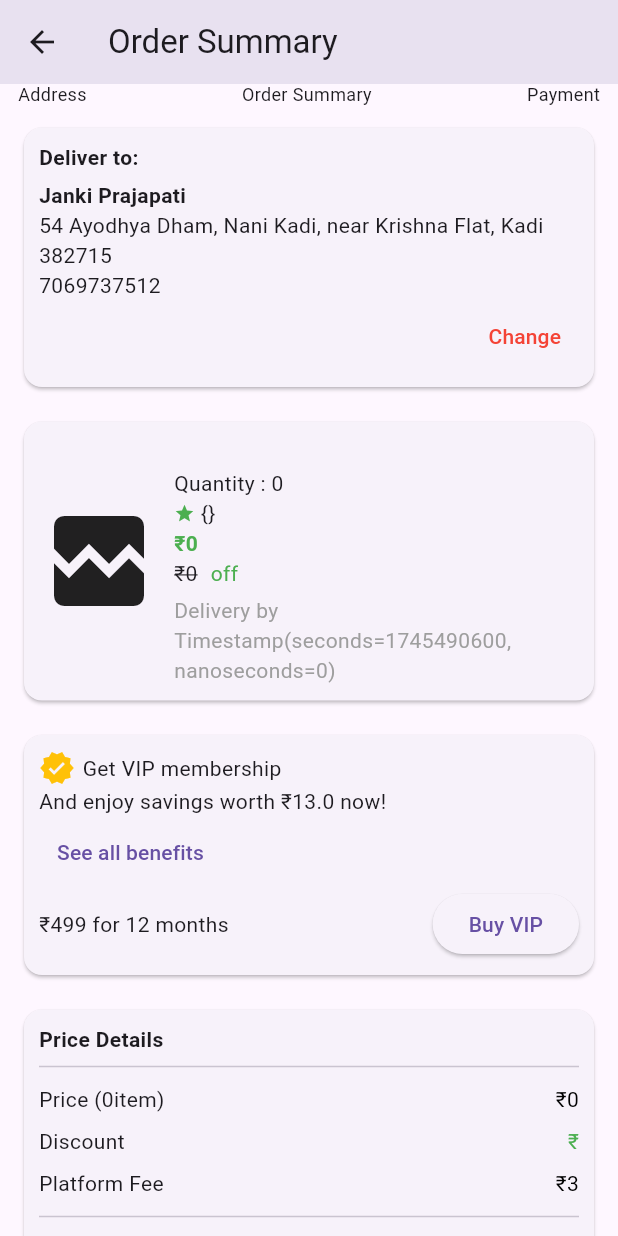
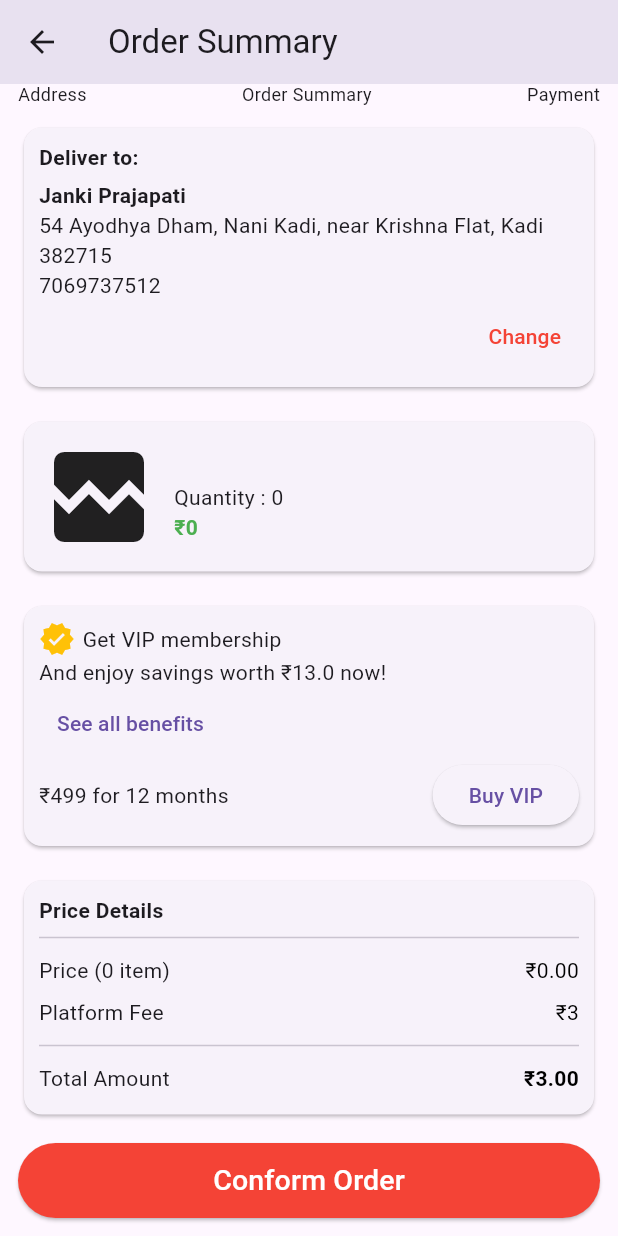
Before and after one commit to Mihir-prajapati685/flutterEcommerceApp, a Flutter app: the Oredersummary screen opened directly with empty values, scrolled down 38 dp, on a phone screen of 412 x 824 dp. Run offline on Flutter 3.47's test engine with Material 3 defaults, Android fonts, the phone set to English and light mode, and no system bars; our stand-ins replace bloc, cloud_firestore, firebase_auth, firebase_core, flutter_bloc, flutter_rating_bar and 11 more; missing offline and left inert: razorpay_flutter; accounts and stored records are empty; network calls fail.

Commit message:
razerpay1

```diff
--- a/lib/presentation/ProdutBuypage/oredersummary.dart
+++ b/lib/presentation/ProdutBuypage/oredersummary.dart
@@ -1,5 +1,6 @@
 import 'package:cloud_firestore/cloud_firestore.dart';
 import 'package:ecommerce_app/presentation/ProdutBuypage/addresschange.dart';
+import 'package:ecommerce_app/presentation/mainhomescreen/UiFunction/receipt.dart';
 import 'package:flutter/material.dart';
 import 'package:razorpay_flutter/razorpay_flutter.dart';
 
@@ -14,13 +15,15 @@ class Oredersummary extends StatefulWidget {
 
 class OrderSummaryScreen extends State<Oredersummary> {
   Map<String, dynamic>? productData;
-  @override
   var _razorpay = Razorpay();
 
+  @override
   void dispose() {
     _razorpay.clear();
+    super.dispose();
   }
 
+  @override
   void initState() {
     super.initState();
     _fetchProductData();
@@ -30,15 +33,17 @@ class OrderSummaryScreen extends State<Oredersummary> {
   }
 
   void _handlePaymentSuccess(PaymentSuccessResponse response) {
-    // Do something when payment succeeds
+    Navigator.push(
+        context, MaterialPageRoute(builder: (context) => ReceiptPage()));
+    // Handle success
   }
 
   void _handlePaymentError(PaymentFailureResponse response) {
-    // Do something when payment fails
+    // Handle error
   }
 
   void _handleExternalWallet(ExternalWalletResponse response) {
-    // Do something when an external wallet is selected
+    // Handle wallet
   }
 
   Future<void> _fetchProductData() async {
@@ -51,9 +56,9 @@ class OrderSummaryScreen extends State<Oredersummary> {
       setState(() {
         productData = snapshot.data();
       });
-      print("data fetch sucessfully");
+      print("data fetch successfully");
     } else {
-      print("nai aave tarathi thay e kari le");
+      print("Document does not exist");
     }
   }
 
@@ -73,7 +78,6 @@ class OrderSummaryScreen extends State<Oredersummary> {
         child: Column(
           crossAxisAlignment: CrossAxisAlignment.start,
           children: [
-            // Step Indicator
             Row(
               mainAxisAlignment: MainAxisAlignment.spaceBetween,
               children: [
@@ -83,28 +87,14 @@ class OrderSummaryScreen extends State<Oredersummary> {
               ],
             ),
             SizedBox(height: 10),
-
-            // Delivery Details
             _deliveryDetails(context),
-
             SizedBox(height: 15),
-
-            // Product Details
             _productDetails(),
-
             SizedBox(height: 15),
-
-            // VIP Membership
             _vipMembership(),
-
             SizedBox(height: 15),
-
-            // Price Details
             _priceDetails(),
-
             SizedBox(height: 15),
-
-            // Continue Button
             _continueButton(context),
           ],
         ),
@@ -112,7 +102,6 @@ class OrderSummaryScreen extends State<Oredersummary> {
     );
   }
 
-  // Step Indicator Widget
   Widget _stepIndicator(String title, bool isCompleted) {
     return Column(
       children: [
@@ -125,7 +114,6 @@ class OrderSummaryScreen extends State<Oredersummary> {
     );
   }
 
-  // Delivery Details Widget
   Widget _deliveryDetails(BuildContext context) {
     return Card(
       child: Padding(
@@ -142,16 +130,12 @@ class OrderSummaryScreen extends State<Oredersummary> {
             Align(
               alignment: Alignment.centerRight,
               child: TextButton(
-                  onPressed: () {
-                    Navigator.push(
-                        context,
-                        MaterialPageRoute(
-                            builder: (context) => Addresschange()));
-                  },
-                  child: Text(
-                    "Change",
-                    style: TextStyle(color: Colors.red),
-                  )),
+                onPressed: () {
+                  Navigator.push(context,
+                      MaterialPageRoute(builder: (context) => Addresschange()));
+                },
+                child: Text("Change", style: TextStyle(color: Colors.red)),
+              ),
             ),
           ],
         ),
@@ -159,7 +143,6 @@ class OrderSummaryScreen extends State<Oredersummary> {
     );
   }
 
-  // Product Details Widget
   Widget _productDetails() {
     if (productData == null) {
       return Center(child: CircularProgressIndicator());
@@ -171,7 +154,7 @@ class OrderSummaryScreen extends State<Oredersummary> {
         child: Row(
           children: [
             Image.network(
-              productData!['image'] ?? '', // assuming field name is 'image'
+              productData!['image'] ?? '',
               fit: BoxFit.cover,
               width: 80,
               height: 120,
@@ -189,31 +172,11 @@ class OrderSummaryScreen extends State<Oredersummary> {
                     maxLines: 1,
                     overflow: TextOverflow.ellipsis,
                   ),
-                  Text('Quantity : ${productData!['quantity'] ?? '1'}'),
-                  Row(
-                    children: [
-                      Icon(Icons.star, color: Colors.green, size: 14),
-                      Text(" ${productData!['rating'] ?? '4.0'}"),
-                    ],
-                  ),
-                  Text("₹${productData!['price'] ?? '0'}",
+                  Text(
+                      'Quantity : ${productData?['quantity']?.toString() ?? '1'}'),
+                  Text("₹${productData?['price'] ?? '0'}",
                       style: TextStyle(
                           color: Colors.green, fontWeight: FontWeight.bold)),
-                  Row(
-                    children: [
-                      Text("₹${productData!['originalPrice'] ?? '0'}",
-                          style: TextStyle(
-                              decoration: TextDecoration.lineThrough)),
-                      SizedBox(width: 5),
-                      Text("${productData!['discountPercent'] ?? '0%'} off",
-                          style: TextStyle(color: Colors.green)),
-                    ],
-                  ),
-                  SizedBox(height: 5),
-                  Text(
-                    "Delivery by ${productData!['deliveryDate'] ?? 'N/A'}",
-                    style: TextStyle(color: Colors.grey),
-                  ),
                 ],
               ),
             ),
@@ -223,7 +186,6 @@ class OrderSummaryScreen extends State<Oredersummary> {
     );
   }
 
-  // VIP Membership Widget
   Widget _vipMembership() {
     return Card(
       child: Padding(
@@ -256,9 +218,10 @@ class OrderSummaryScreen extends State<Oredersummary> {
     );
   }
 
-  // Price Details Widget
   Widget _priceDetails() {
-    var total = productData!['price'] + 3;
+    double price =
+        double.tryParse(productData?['price'].toString() ?? '0') ?? 0.0;
+    double total = price + 3;
     return Card(
       child: Padding(
         padding: EdgeInsets.all(10),
@@ -268,20 +231,18 @@ class OrderSummaryScreen extends State<Oredersummary> {
             Text("Price Details",
                 style: TextStyle(fontWeight: FontWeight.bold)),
             Divider(),
-            _priceRow("Price (${productData!['quantity'] ?? '1'}item)",
-                "₹${productData!['price'] ?? '0'}"),
-            _priceRow("Discount", "₹${productData!['discountPercent'] ?? '0'}",
-                color: Colors.green),
+            _priceRow("Price (${productData?['quantity'] ?? '1'} item)",
+                "₹${price.toStringAsFixed(2)}"),
             _priceRow("Platform Fee", "₹3"),
             Divider(),
-            _priceRow("Total Amount", "₹${total}", isBold: true),
+            _priceRow("Total Amount", "₹${total.toStringAsFixed(2)}",
+                isBold: true),
           ],
         ),
       ),
     );
   }
 
-  // Price Row Widget
   Widget _priceRow(String label, String amount,
       {bool isBold = false, Color color = Colors.black}) {
     return Padding(
@@ -299,7 +260,6 @@ class OrderSummaryScreen extends State<Oredersummary> {
     );
   }
 
-  // Continue Button Widget
   Widget _continueButton(BuildContext context) {
     return SizedBox(
       width: double.infinity,
@@ -309,21 +269,16 @@ class OrderSummaryScreen extends State<Oredersummary> {
         onPressed: () {
           if (productData == null) return;
 
-          int price = productData!['price'] ?? 0;
-          int platformFee = 3;
-          int total = price + platformFee;
+          double price =
+              double.tryParse(productData?['price'].toString() ?? '0') ?? 0.0;
+          double total = price + 3;
+
           var options = {
             'key': 'rzp_test_NHBdhCepaAeqho',
-            'amount': total * 100, //in paise.
+            'amount': (total * 100).toInt(),
             'name': 'MP Brand.',
-            // 'order_id':
-            //     'order_EMBFqjDHEEn80l', // Generate order_id using Orders API
-            'description': productData!['title'] ?? 'No description',
-            'timeout': 60, // in seconds
-            // 'prefill': {
-            //   'contact': '9000090000',
-            //   'email': 'gaurav.kumar@example.com'
-            // }
+            'description': productData?['title'] ?? 'No description',
+            'timeout': 60,
           };
           _razorpay.open(options);
         },
--- a/lib/presentation/mainhomescreen/Bottom_widget/card/cart.dart
+++ b/lib/presentation/mainhomescreen/Bottom_widget/card/cart.dart
@@ -356,8 +356,8 @@ class _Cart extends State<Cart> {
                                                                 'selectedSize'],
                                                             'selectedColor': item[
                                                                 'selectedColor'],
-                                                            'quantity': item[
-                                                                'quantity'], // optional if available
+                                                            'quantity':
+                                                                1, // optional if available
                                                             'timestamp':
                                                                 Timestamp.now()
                                                           };
```
Also changed, not shown: lib/presentation/mainhomescreen/UiFunction/receipt.dart (added, +193 -0 lines).
